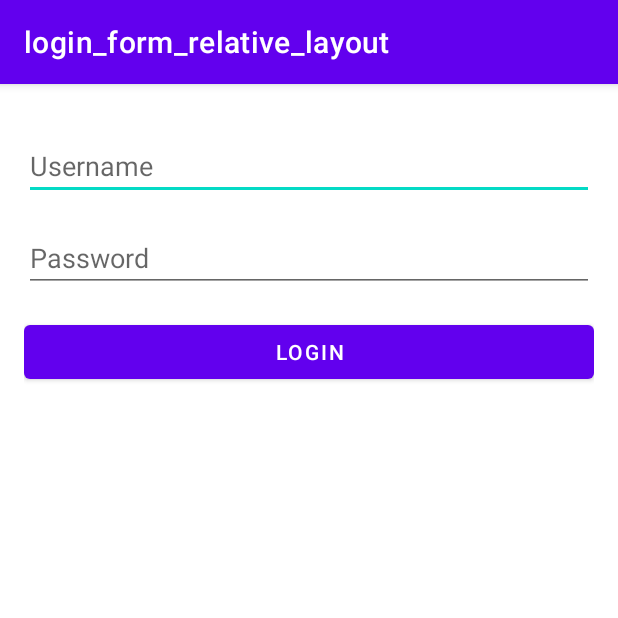
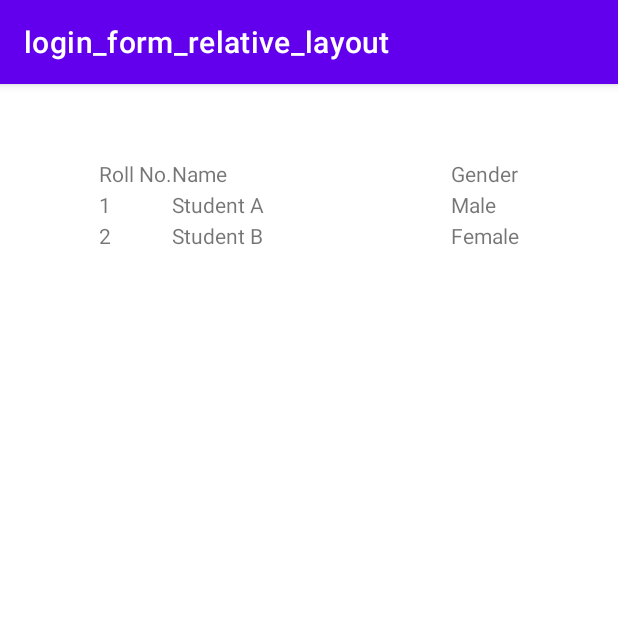
Before and after one commit to Sugambaj7/Designing-Simple-User-Interfaces, an Android app: the screen it shows after launch (MainActivity), on a phone screen of 412 x 824 dp, the top half of it. Run offline under Robolectric (Android 15) with nearby library versions, the phone set to English and light mode, and no system bars.

Commit message:
designed a format using table layout

```diff
--- a/app/build.gradle
+++ b/app/build.gradle
@@ -4,12 +4,12 @@ plugins {
 
 android {
     namespace 'com.example.login_form_relative_layout'
-    compileSdk 32
+    compileSdk 33
 
     defaultConfig {
         applicationId "com.example.login_form_relative_layout"
         minSdk 21
-        targetSdk 32
+        targetSdk 33
         versionCode 1
         versionName "1.0"
 
--- a/app/src/main/java/com/example/login_form_relative_layout/MainActivity.java
+++ b/app/src/main/java/com/example/login_form_relative_layout/MainActivity.java
@@ -9,6 +9,8 @@ public class MainActivity extends AppCompatActivity {
     @Override
     protected void onCreate(Bundle savedInstanceState) {
         super.onCreate(savedInstanceState);
-        setContentView(R.layout.activity_main);
+        //setContentView(R.layout.activity_main);
+        //setContentView(R.layout.visiting_card);
+        setContentView(R.layout.table_layout_demo);
     }
 }
--- /dev/null
+++ b/app/src/main/res/layout/table_layout_demo.xml
@@ -0,0 +1,100 @@
+<?xml version="1.0" encoding="utf-8"?>
+<androidx.constraintlayout.widget.ConstraintLayout xmlns:android="http://schemas.android.com/apk/res/android"
+    xmlns:app="http://schemas.android.com/apk/res-auto"
+    xmlns:tools="http://schemas.android.com/tools"
+    android:layout_width="match_parent"
+    android:layout_height="match_parent">
+
+    <TableLayout
+        android:id="@+id/table_layout"
+        android:layout_width="280dp"
+        android:layout_height="wrap_content"
+        android:layout_marginStart="50dp"
+        android:layout_marginTop="50dp"
+        android:layout_marginEnd="50dp"
+        android:stretchColumns="1"
+        app:layout_constraintEnd_toEndOf="parent"
+        app:layout_constraintStart_toStartOf="parent"
+        app:layout_constraintTop_toTopOf="parent">
+
+        <TableRow
+            android:id="@+id/first_row"
+            android:layout_width="match_parent"
+            android:layout_height="wrap_content">
+
+            <TextView
+                android:id="@+id/roll"
+                android:layout_width="wrap_content"
+                android:layout_height="wrap_content"
+                android:text="Roll No." />
+
+            <TextView
+                android:id="@+id/name"
+                android:layout_width="wrap_content"
+                android:layout_height="wrap_content"
+                android:text="Name" />
+
+            <TextView
+                android:id="@+id/gender"
+                android:layout_width="wrap_content"
+                android:layout_height="wrap_content"
+                android:text="Gender" />
+
+        </TableRow>
+        <View
+            android:layout_width="match_parent"
+            android:layout_height="1dp" />
+
+        <TableRow
+            android:id="@+id/second_row"
+            android:layout_width="match_parent"
+            android:layout_height="match_parent">
+
+            <TextView
+                android:id="@+id/one"
+                android:layout_width="wrap_content"
+                android:layout_height="wrap_content"
+                android:text="1" />
+
+            <TextView
+                android:id="@+id/first_stud"
+                android:layout_width="wrap_content"
+                android:layout_height="wrap_content"
+                android:text="Student A" />
+
+            <TextView
+                android:id="@+id/gen_1"
+                android:layout_width="wrap_content"
+                android:layout_height="wrap_content"
+                android:text="Male" />
+        </TableRow>
+        <View
+            android:layout_width="match_parent"
+            android:layout_height="1dp" />
+
+        <TableRow
+            android:layout_width="match_parent"
+            android:layout_height="match_parent">
+
+            <TextView
+                android:id="@+id/two"
+                android:layout_width="wrap_content"
+                android:layout_height="wrap_content"
+                android:text="2" />
+
+            <TextView
+                android:id="@+id/second_stud"
+                android:layout_width="wrap_content"
+                android:layout_height="wrap_content"
+                android:text="Student B" />
+
+            <TextView
+                android:id="@+id/gen_2"
+                android:layout_width="wrap_content"
+                android:layout_height="wrap_content"
+                android:text="Female" />
+        </TableRow>
+
+    </TableLayout>
+
+</androidx.constraintlayout.widget.ConstraintLayout>
```
Also changed, not shown: app/src/main/res/layout/visiting_card.xml (+98 -1 lines), app/src/main/res/drawable/we_talk_logo.png (added).
